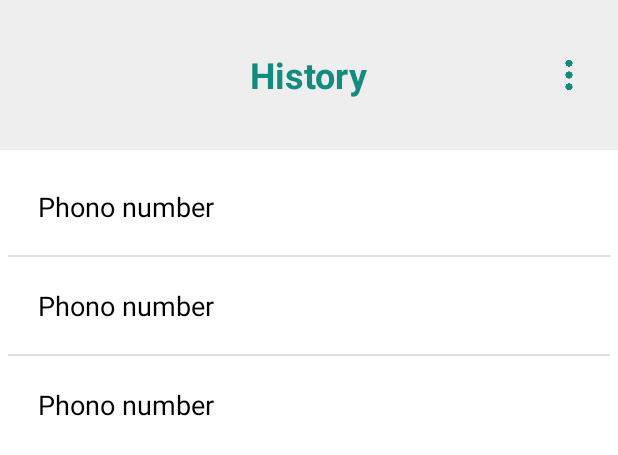
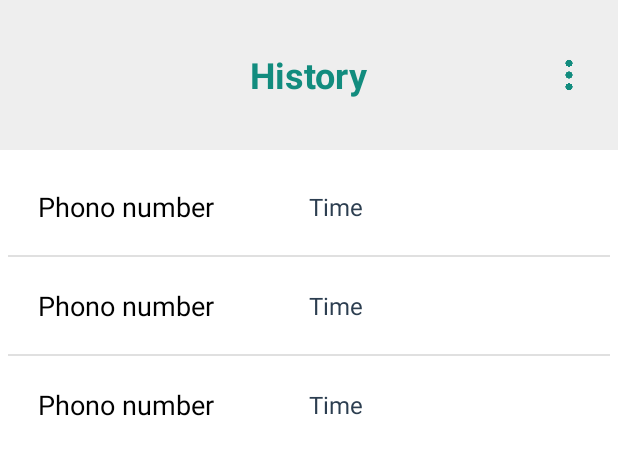
Before and after one commit to mdfaiz027/Whatsapp-Me, an Android app: the layout activity_history.xml on its own in the app's theme, with its tools: preview values and no code run, on a phone screen of 412 x 824 dp. Shown: the top 455 px of the screen. Run offline under Robolectric (Android 15) with nearby library versions, the phone set to English and light mode, and no system bars.

Commit message:
1. Added Time text view in HistoryActivity

```diff
--- a/app/src/main/java/com/example/whatsappme/HistoryActivity.java
+++ b/app/src/main/java/com/example/whatsappme/HistoryActivity.java
@@ -31,7 +31,7 @@ public class HistoryActivity extends AppCompatActivity {
     HistoryAdapter historyAdapter;
     List<HistoryModel> historyModelList = new ArrayList<>();
 
-    String mobile;
+    String mobile, time;
 
     @SuppressLint("Range")
 
@@ -58,9 +58,10 @@ public class HistoryActivity extends AppCompatActivity {
             while (cursor.moveToNext()) {
 
                 mobile = cursor.getString(cursor.getColumnIndex("Mobile_number"));
+                time = cursor.getString(cursor.getColumnIndex("Time"));
                 //@SuppressLint("Range") String time = cursor.getString(cursor.getColumnIndex("Time"));
 
-                historyModel = new HistoryModel("" + mobile);
+                historyModel = new HistoryModel("" + mobile, ""+time);
                 historyModelList.add(historyModel);
                 historyAdapter = new HistoryAdapter(getApplicationContext(), historyModelList);
                 listView.setAdapter(historyAdapter);
--- a/app/src/main/java/com/example/whatsappme/HistoryAdapter.java
+++ b/app/src/main/java/com/example/whatsappme/HistoryAdapter.java
@@ -43,7 +43,9 @@ public class HistoryAdapter extends BaseAdapter {
 
         View root = layoutInflater.inflate(R.layout.mobile_list_layout, null);
         TextView phoneNumber = root.findViewById(R.id.phone_number);
+        TextView time = root.findViewById(R.id.time);
         phoneNumber.setText(""+historyModelList.get(i).getMobileNumber());
+        time.setText(""+historyModelList.get(i).getTime());
 
         return root;
     }
--- a/app/src/main/res/layout/mobile_list_layout.xml
+++ b/app/src/main/res/layout/mobile_list_layout.xml
@@ -1,16 +1,28 @@
 <?xml version="1.0" encoding="utf-8"?>
 <LinearLayout xmlns:android="http://schemas.android.com/apk/res/android"
     android:padding="20dp"
-    android:orientation="vertical"
+    android:orientation="horizontal"
     android:layout_width="match_parent"
-    android:layout_height="wrap_content">
+    android:layout_height="wrap_content"
+    android:gravity="center"
+    android:weightSum="2">
 
     <TextView
         android:id="@+id/phone_number"
-        android:layout_width="match_parent"
+        android:layout_width="0dp"
         android:layout_height="wrap_content"
+        android:layout_weight="1"
         android:textSize="18sp"
         android:text="Phono number"
         android:textColor="@color/black"/>
 
+    <TextView
+        android:id="@+id/time"
+        android:layout_width="0dp"
+        android:layout_height="wrap_content"
+        android:layout_weight="1"
+        android:textSize="16sp"
+        android:text="Time"
+        android:textColor="@color/dark_gray"/>
+
 </LinearLayout>
--- a/app/src/main/res/values/colors.xml
+++ b/app/src/main/res/values/colors.xml
@@ -11,5 +11,6 @@
     //Added Colors
     <color name="whatsapp_green">#128C7E</color>
     <color name="sushi_palette">#EEEEEE</color>
+    <color name="dark_gray">#2C3E50</color>
 
 </resources>
```
Also changed, not shown: app/src/main/java/com/example/whatsappme/HistoryModel.java (+11 -2 lines), app/src/main/java/com/example/whatsappme/MainActivity.java (+4 -5 lines).
